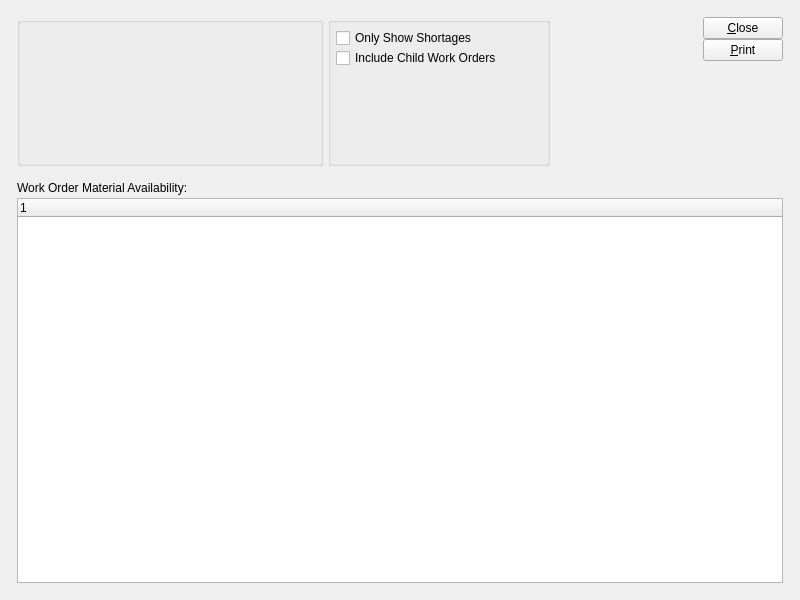
Above: xtuple/trunk/guiclient/dspInventoryAvailabilityByWorkOrder.ui from WooodHead/xtuple before the change. Below: the same form after it.
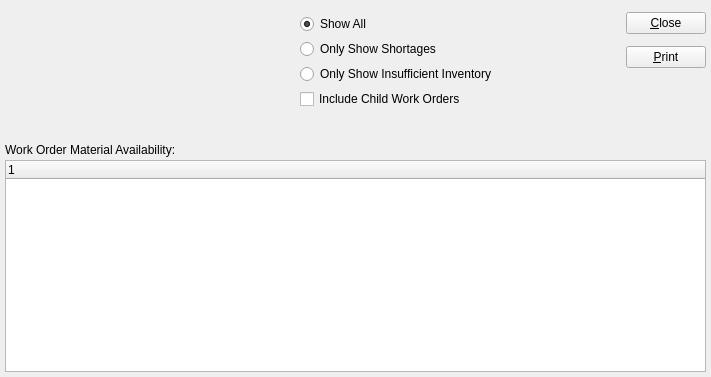
That is the form after the change. Custom widgets are drawn as their Qt base class.

Commit message: Incorporated patch submission. Issue #8428.

```diff
--- a/xtuple/trunk/guiclient/dspInventoryAvailabilityByWorkOrder.ui
+++ b/xtuple/trunk/guiclient/dspInventoryAvailabilityByWorkOrder.ui
@@ -12,31 +12,17 @@
    <rect>
     <x>0</x>
     <y>0</y>
-    <width>800</width>
-    <height>600</height>
+    <width>711</width>
+    <height>377</height>
    </rect>
   </property>
   <property name="windowTitle" >
    <string>Inventory Availability by Work Order</string>
   </property>
-  <layout class="QGridLayout" name="gridLayout_4" >
-   <item row="0" column="0" >
-    <layout class="QGridLayout" name="gridLayout_3" >
-     <property name="margin" >
-      <number>12</number>
-     </property>
-     <property name="spacing" >
-      <number>12</number>
-     </property>
-     <item row="0" column="0" >
-      <layout class="QHBoxLayout" name="horizontalLayout" >
+  <layout class="QVBoxLayout" name="verticalLayout_3" >
        <item>
-        <widget class="QGroupBox" name="_woGroup" >
-         <property name="title" >
-          <string/>
-         </property>
-         <layout class="QGridLayout" name="gridLayout" >
-          <item row="0" column="0" >
+    <layout class="QHBoxLayout" name="horizontalLayout_4" >
+     <item>
            <widget class="WoCluster" name="_wo" >
             <property name="sizePolicy" >
              <sizepolicy vsizetype="Fixed" hsizetype="Fixed" >
@@ -52,29 +38,44 @@
             </property>
            </widget>
           </item>
-         </layout>
-        </widget>
-       </item>
        <item>
-        <widget class="QGroupBox" name="_showGroup" >
-         <property name="title" >
-          <string/>
-         </property>
-         <layout class="QGridLayout" name="gridLayout_2" >
-          <item row="0" column="0" >
+      <layout class="QVBoxLayout" name="verticalLayout_2" >
+       <item>
            <layout class="QVBoxLayout" name="verticalLayout" >
             <item>
-             <layout class="QVBoxLayout" >
-              <property name="spacing" >
-               <number>0</number>
-              </property>
+          <layout class="QHBoxLayout" name="horizontalLayout" >
+           <item>
+            <widget class="QRadioButton" name="_showAll" >
+             <property name="text" >
+              <string>Show All</string>
+             </property>
+             <property name="checked" >
+              <bool>true</bool>
+             </property>
+            </widget>
+           </item>
               <item>
-               <layout class="QHBoxLayout" >
-                <property name="spacing" >
-                 <number>0</number>
-                </property>
+            <spacer name="spacer" >
+             <property name="orientation" >
+              <enum>Qt::Horizontal</enum>
+             </property>
+             <property name="sizeType" >
+              <enum>QSizePolicy::Expanding</enum>
+             </property>
+             <property name="sizeHint" stdset="0" >
+              <size>
+               <width>128</width>
+               <height>17</height>
+              </size>
+             </property>
+            </spacer>
+           </item>
+          </layout>
+         </item>
                 <item>
-                 <widget class="XCheckBox" name="_onlyShowShortages" >
+          <layout class="QHBoxLayout" name="horizontalLayout_2" >
+           <item>
+            <widget class="QRadioButton" name="_onlyShowShortages" >
                   <property name="text" >
                    <string>Only Show Shortages</string>
                   </property>
@@ -90,8 +91,35 @@
                   </property>
                   <property name="sizeHint" stdset="0" >
                    <size>
-                    <width>20</width>
-                    <height>20</height>
+               <width>128</width>
+               <height>17</height>
+              </size>
+             </property>
+            </spacer>
+           </item>
+          </layout>
+         </item>
+         <item>
+          <layout class="QHBoxLayout" name="horizontalLayout_3" >
+           <item>
+            <widget class="QRadioButton" name="_onlyShowInsufficientInventory" >
+             <property name="text" >
+              <string>Only Show Insufficient Inventory</string>
+             </property>
+            </widget>
+           </item>
+           <item>
+            <spacer>
+             <property name="orientation" >
+              <enum>Qt::Horizontal</enum>
+             </property>
+             <property name="sizeType" >
+              <enum>QSizePolicy::Expanding</enum>
+             </property>
+             <property name="sizeHint" stdset="0" >
+              <size>
+               <width>118</width>
+               <height>17</height>
                    </size>
                   </property>
                  </spacer>
@@ -130,38 +158,22 @@
                <enum>Qt::Vertical</enum>
               </property>
               <property name="sizeType" >
-               <enum>QSizePolicy::Expanding</enum>
+          <enum>QSizePolicy::Preferred</enum>
               </property>
               <property name="sizeHint" stdset="0" >
                <size>
-                <width>20</width>
-                <height>0</height>
+           <width>310</width>
+           <height>17</height>
                </size>
               </property>
              </spacer>
             </item>
            </layout>
-          </item>
-         </layout>
-        </widget>
-       </item>
-       <item>
-        <spacer name="horizontalSpacer" >
-         <property name="orientation" >
-          <enum>Qt::Horizontal</enum>
-         </property>
-         <property name="sizeHint" stdset="0" >
-          <size>
-           <width>0</width>
-           <height>20</height>
-          </size>
-         </property>
-        </spacer>
        </item>
        <item>
         <layout class="QVBoxLayout" >
          <property name="spacing" >
-          <number>0</number>
+        <number>5</number>
          </property>
          <item>
           <widget class="QPushButton" name="_close" >
@@ -183,12 +195,12 @@
             <enum>Qt::Vertical</enum>
            </property>
            <property name="sizeType" >
-            <enum>QSizePolicy::Expanding</enum>
+          <enum>QSizePolicy::Preferred</enum>
            </property>
            <property name="sizeHint" stdset="0" >
             <size>
              <width>20</width>
-             <height>0</height>
+           <height>60</height>
             </size>
            </property>
           </spacer>
@@ -197,7 +209,7 @@
        </item>
       </layout>
      </item>
-     <item row="1" column="0" >
+   <item>
       <widget class="QFrame" name="frame" >
        <property name="sizePolicy" >
         <sizepolicy vsizetype="Expanding" hsizetype="Preferred" >
@@ -211,7 +223,7 @@
        <property name="frameShadow" >
         <enum>QFrame::Plain</enum>
        </property>
-       <layout class="QVBoxLayout" >
+     <layout class="QVBoxLayout" name="verticalLayout_4" >
         <property name="spacing" >
          <number>0</number>
         </property>
@@ -257,8 +269,6 @@
       </widget>
      </item>
     </layout>
-   </item>
-  </layout>
  </widget>
  <layoutdefault spacing="5" margin="5" />
  <pixmapfunction>qPixmapFromMimeSource</pixmapfunction>
```
Left out of the diff: 8 changed lines with no effect on the pictures. Lines whose indentation alone changed are shown as unchanged. The commit also changes 2 other files.
